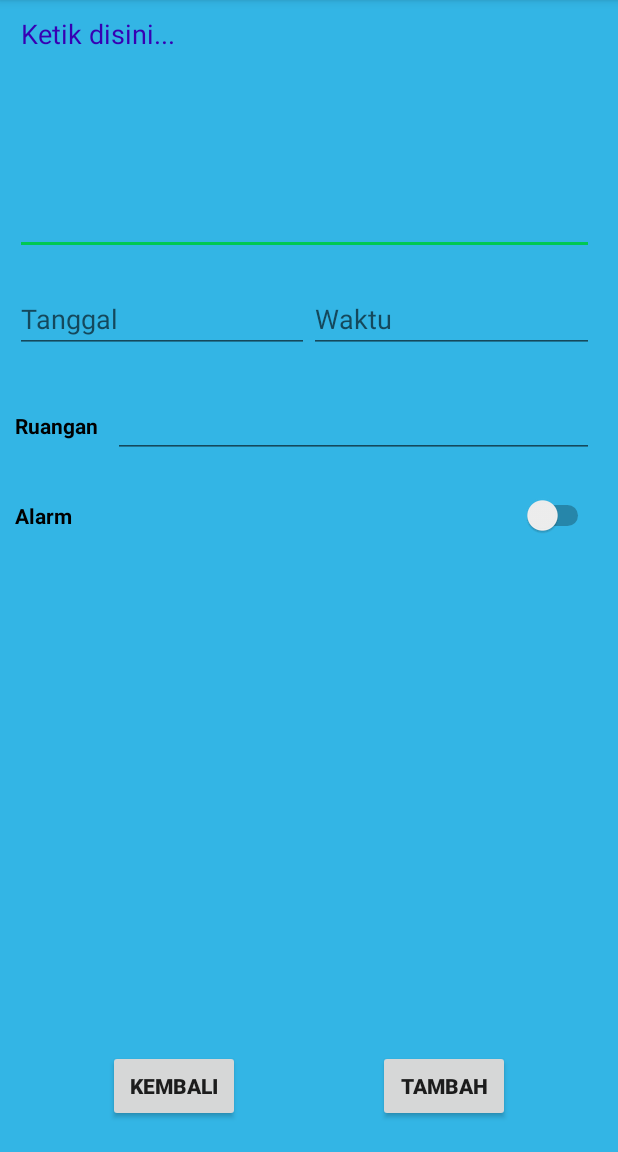
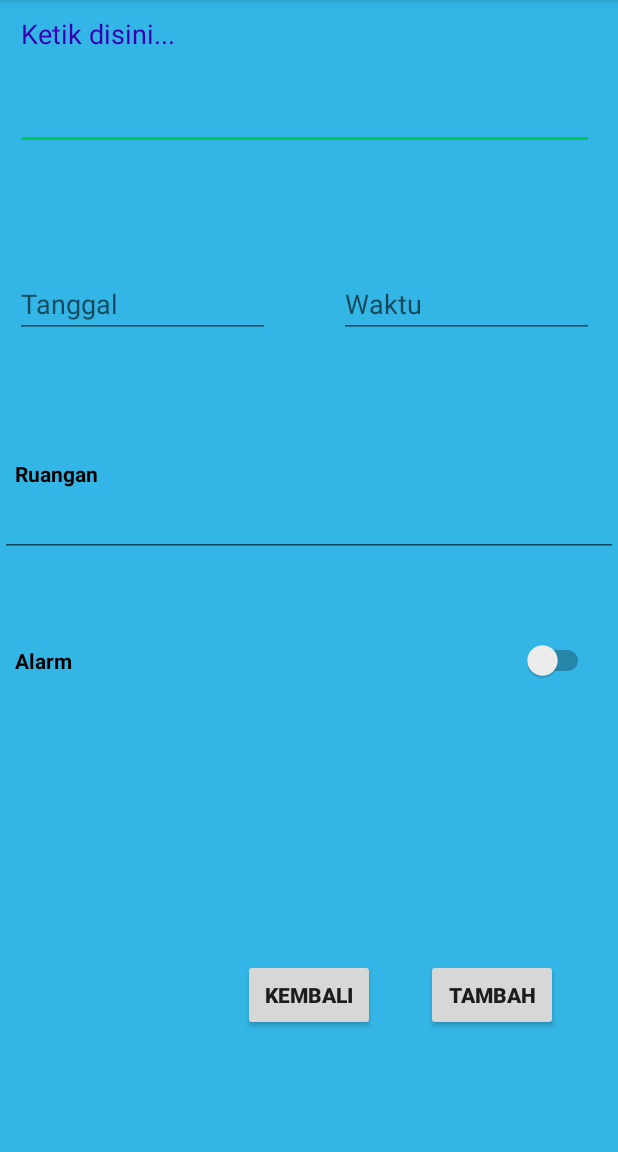
Before and after one commit to syarwanarief/MAINTAINANCEPPJ, an Android app: the Tambah screen opened directly, with no data from a screen before it, on a phone screen of 412 x 824 dp, the part 84-1236 px from its top. Run offline under Robolectric (Android 15) with nearby library versions, the phone set to English and light mode, and no system bars; our stand-ins replace Firebase (no records; nobody signed in at launch, a user with empty details on screens opened directly).

Commit message:
display data2

```diff
--- a/app/src/main/java/medio/maintainanceppj/MainActivity.java
+++ b/app/src/main/java/medio/maintainanceppj/MainActivity.java
@@ -98,7 +98,7 @@ public class MainActivity extends AppCompatActivity {
                     list.add(fire);
 
                     RecyclerViewAdapter recyclerAdapter = new RecyclerViewAdapter(list,MainActivity.this);
-                    RecyclerView.LayoutManager recyce = new GridLayoutManager(MainActivity.this,2);
+                    RecyclerView.LayoutManager recyce = new GridLayoutManager(MainActivity.this,1);
                     recyclerView.setLayoutManager(recyce);
                     recyclerView.setItemAnimator( new DefaultItemAnimator());
                     recyclerView.setAdapter(recyclerAdapter);
--- a/app/src/main/res/layout/activity_tambah.xml
+++ b/app/src/main/res/layout/activity_tambah.xml
@@ -7,65 +7,61 @@
     tools:context=".Tambah"
     android:background="@android:color/holo_blue_light">
 
+    <LinearLayout
+        android:layout_width="match_parent"
+        android:layout_height="match_parent"
+        android:orientation="vertical"
+        >
     <RelativeLayout
         android:layout_width="match_parent"
-        android:layout_height="match_parent">
-    <LinearLayout
-        android:layout_width="match_parent"
-        android:layout_height="170dp"
-        android:orientation="vertical">
+        android:layout_height="wrap_content"
+        android:layout_weight="1">
 
         <EditText
             android:id="@+id/text_isi"
             android:layout_width="match_parent"
-            android:layout_height="170dp"
+            android:layout_height="100dp"
             android:hint="Ketik disini..."
             android:textSize="18dp"
             android:layout_marginLeft="10dp"
             android:lines="4"
-            android:minLines="4"
+            android:maxLength="100"
             android:gravity="top|left"
             android:textColor="#FFF"
             android:scrollHorizontally="false"
             android:textColorHint="@color/design_default_color_primary_dark"
             android:layout_marginRight="16dp"/>
 
-    </LinearLayout>
+    </RelativeLayout>
 
-    <LinearLayout
+    <RelativeLayout
         android:layout_width="match_parent"
-        android:layout_height="300dp"
-        android:layout_alignParentStart="true"
-        android:layout_alignParentTop="true"
-        android:orientation="horizontal"
-        android:paddingTop="190dp">
+        android:layout_height="wrap_content"
+        android:layout_weight="1">
         <EditText
             android:id="@+id/tampung_tanggal"
-            android:layout_width="match_parent"
+            android:layout_width="170dp"
             android:layout_height="wrap_content"
+            android:layout_alignParentLeft="true"
             android:layout_marginLeft="10dp"
-            android:layout_weight="1"
             android:ems="10"
-            android:inputType="textPersonName"
             android:hint="Tanggal" />
 
         <EditText
             android:id="@+id/tampung_jam"
-            android:layout_width="match_parent"
+            android:layout_width="170dp"
             android:layout_height="wrap_content"
-            android:layout_weight="1"
             android:layout_marginRight="16dp"
+            android:layout_alignParentRight="true"
             android:ems="10"
-            android:inputType="textPersonName"
             android:hint="Waktu" />
 
-    </LinearLayout>
+    </RelativeLayout>
 
-        <LinearLayout
+        <RelativeLayout
             android:layout_width="match_parent"
-            android:layout_height="320dp"
-            android:orientation="horizontal"
-            android:paddingTop="260dp">
+            android:layout_height="40dp"
+            android:layout_weight="1">
 
             <TextView
                 android:layout_width="wrap_content"
@@ -78,18 +74,17 @@
 
             <EditText
                 android:id="@+id/id_ruangan"
-                android:layout_width="wrap_content"
+                android:layout_width="match_parent"
                 android:layout_height="wrap_content"
-                android:layout_weight="1"
-                android:layout_marginRight="16dp"
-                android:layout_marginLeft="10dp"/>
+                android:paddingTop="30dp"
+                android:maxLength="40"/>
 
-        </LinearLayout>
+        </RelativeLayout>
 
-        <LinearLayout
+        <RelativeLayout
             android:layout_width="match_parent"
-            android:layout_height="400dp"
-            android:paddingTop="330dp">
+            android:layout_height="wrap_content"
+            android:layout_weight="1">
             <Switch
                 android:id="@+id/switch1"
                 android:layout_width="match_parent"
@@ -100,13 +95,12 @@
                 android:textSize="14dp"
                 android:textStyle="bold"
                 android:onClick="aktifAlrm"/>
-        </LinearLayout>
+        </RelativeLayout>
 
-        <LinearLayout
+        <RelativeLayout
             android:layout_width="match_parent"
-            android:layout_height="500dp"
-            android:paddingTop="395dp"
-            android:orientation="horizontal">
+            android:layout_height="wrap_content"
+            android:layout_weight="1">
             <Spinner
                 android:id="@+id/id_beritahu"
                 android:entries="@array/alarmSebelum"
@@ -116,35 +110,38 @@
                 android:layout_marginLeft="7dp"
                 android:visibility="invisible">
             </Spinner>
-        </LinearLayout>
+        </RelativeLayout>
+
+        <RelativeLayout
+            android:layout_width="match_parent"
+            android:layout_height="wrap_content"
+            android:layout_weight="1">
 
             <Button
                 android:layout_width="wrap_content"
                 android:layout_height="wrap_content"
-        android:layout_alignParentStart="true"
-        android:layout_alignParentBottom="true"
-        android:layout_marginStart="72dp"
-        android:layout_marginBottom="20dp"
+                android:layout_alignParentTop="true"
+                android:layout_centerHorizontal="true"
                 android:gravity="center"
+                android:onClick="back"
                 android:text="Kembali"
                 android:textSize="14dp"
-        android:textStyle="bold"
-        android:onClick="back"/>
+                android:textStyle="bold" />
 
             <Button
                 android:id="@+id/add"
                 android:layout_width="wrap_content"
                 android:layout_height="wrap_content"
-        android:layout_alignParentRight="true"
-        android:layout_alignParentBottom="true"
-        android:layout_marginRight="72dp"
-        android:layout_marginBottom="20dp"
+                android:layout_alignParentTop="true"
+                android:layout_alignParentEnd="true"
+                android:layout_marginEnd="40dp"
                 android:gravity="center"
                 android:text="Tambah"
                 android:textSize="14dp"
                 android:textStyle="bold" />
+        </RelativeLayout>
 
-    </RelativeLayout>
+    </LinearLayout>
 
     <android.support.design.widget.NavigationView
         android:id="@+id/navigation_view"
```
Also changed, not shown: app/src/main/res/layout/recycler_view_item.xml (+32 -21 lines). Lines whose indentation alone changed are shown as unchanged.
